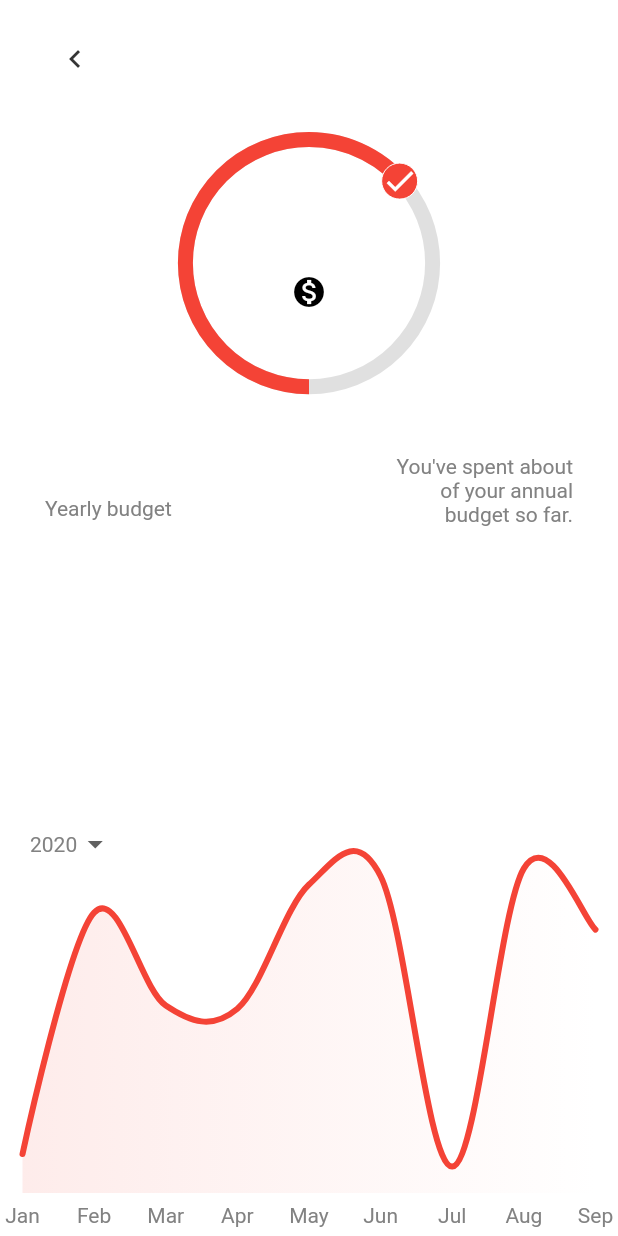
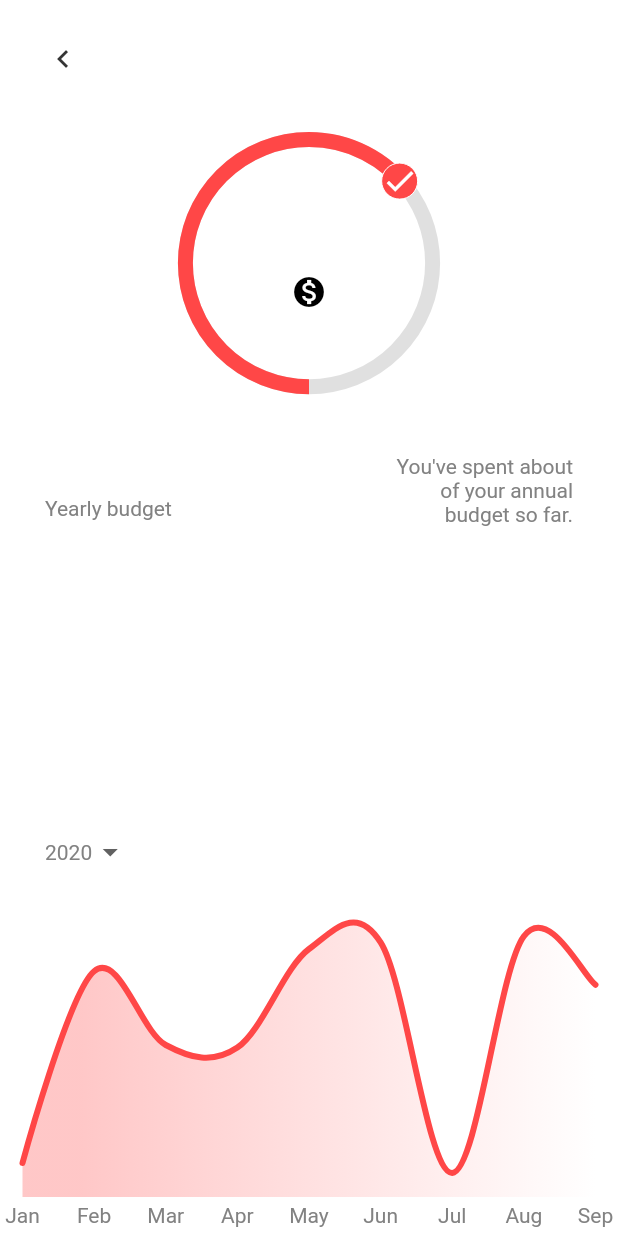
Before and after one commit to AndreyZhartun/flutter-insurance, a Flutter app: the Stats screen opened by its route, on a phone screen of 412 x 824 dp. Run offline on Flutter 3.47's test engine with Material 2 defaults, Android fonts, the phone set to English and light mode, and no system bars; drawn by our look-alikes of fl_chart.

```diff
--- a/lib/components/top_row.dart
+++ b/lib/components/top_row.dart
@@ -36,7 +36,7 @@ class TopRow extends StatelessWidget {
             Navigator.of(context).pop();
           },
           icon: Icon(Icons.chevron_left),
-          //padding: EdgeInsets.zero,
+          padding: EdgeInsets.zero,
           color: _color,
           alignment: _alignment,
         );
@@ -44,7 +44,7 @@ class TopRow extends StatelessWidget {
         return IconButton(
           onPressed: () {},
           icon: Icon(Icons.notifications_none),
-          //padding: EdgeInsets.zero,
+          padding: EdgeInsets.zero,
           color: _color,
           alignment: _alignment,
         );
@@ -52,7 +52,7 @@ class TopRow extends StatelessWidget {
         return IconButton(
           onPressed: () {},
           icon: Icon(Icons.drag_handle),
-          //padding: EdgeInsets.zero,
+          padding: EdgeInsets.zero,
           color: _color,
           alignment: _alignment,
         );
--- a/lib/stats.dart
+++ b/lib/stats.dart
@@ -102,6 +102,7 @@ class _CircularPI extends StatelessWidget {
   @override
   Widget build(BuildContext context) {
     TextTheme _textTheme = Theme.of(context).accentTextTheme;
+    Color _color = Theme.of(context).cardColor;
     double _size = MediaQuery.of(context).size.width / 2.5;
     double _horizontalPadding = MyTheme.horizontalPadding;
     double _value = 0.65;
@@ -129,19 +130,21 @@ class _CircularPI extends StatelessWidget {
                 transform: Matrix4.rotationY(math.pi)..rotateX(math.pi),
                 child: CircularProgressIndicator(
                   value: _value,
-                  valueColor: new AlwaysStoppedAnimation<Color>(Colors.red),
+                  valueColor: new AlwaysStoppedAnimation<Color>(_color),
                   strokeWidth: 10,
                 ),
               ),
             ),
             Positioned(
               //не работает с другими value
+              //то, что это работает с данным value вообще магия
+              //TODO пофиксить
               left: _size / 2 +
                   math.sin(_value * 2 * math.pi - math.pi / 2) * (_size / 2),
               top: _size / 2 +
                   math.cos(_value * 2 * math.pi - math.pi / 2) * (_size / 2),
               child: Material(
-                color: Colors.red,
+                color: _color,
                 shape: CircleBorder(
                   side: BorderSide(
                     width: 0.0,
@@ -186,24 +189,46 @@ class _YearChart extends StatefulWidget {
 }
 
 class _YearChartState extends State<_YearChart> {
-  List<Color> gradientColors = [
-    //const Color(0xff23b6e6),
-    //const Color(0xff02d39a),
-    Colors.red,
-    //Color.fromRGBO(255, 71, 71, 1),
-    Colors.white,
-  ];
-  Color lineColor = Colors.red;
-
-  bool showAvg = false;
   String dropdownValue = '2020';
 
   @override
   Widget build(BuildContext context) {
-    return Stack(
+    double _horizontalPadding = MyTheme.horizontalPadding;
+    return Column(
       children: <Widget>[
+        Align(
+          alignment: Alignment.centerLeft,
+          child: Padding(
+            padding: EdgeInsets.only(left: _horizontalPadding),
+            child: DropdownButton<String>(
+              value: dropdownValue,
+              icon: Icon(Icons.arrow_drop_down),
+              onChanged: (String newValue) {
+                setState(() {
+                  dropdownValue = newValue;
+                });
+              },
+              underline: Container(),
+              items: <String>['2020', '2019', '2018']
+                  .map<DropdownMenuItem<String>>(
+                (String value) {
+                  return DropdownMenuItem<String>(
+                    value: value,
+                    child: Text(
+                      value,
+                      style:
+                          Theme.of(context).accentTextTheme.bodyText2.copyWith(
+                                color: Theme.of(context).accentColor,
+                              ),
+                    ),
+                  );
+                },
+              ).toList(),
+            ),
+          ),
+        ),
         AspectRatio(
-          aspectRatio: 13 / 9, //1.70,
+          aspectRatio: 16 / 9, //1.70,
           child: Container(
             color: Colors.white, //Color(0xff232d37)),
             child: Padding(
@@ -217,34 +242,6 @@ class _YearChartState extends State<_YearChart> {
                 mainData(),
               ),
             ),
-          ),
-        ),
-        Positioned(
-          left: 20,
-          child: DropdownButton<String>(
-            value: dropdownValue,
-            icon: Icon(Icons.arrow_drop_down),
-            onChanged: (String newValue) {
-              setState(() {
-                showAvg = !showAvg;
-                dropdownValue = newValue;
-              });
-            },
-            underline: Container(),
-            items:
-                <String>['2020', '2019', '2018'].map<DropdownMenuItem<String>>(
-              (String value) {
-                return DropdownMenuItem<String>(
-                  value: value,
-                  child: Text(
-                    value,
-                    style: Theme.of(context).accentTextTheme.bodyText2.copyWith(
-                          color: Theme.of(context).accentColor,
-                        ),
-                  ),
-                );
-              },
-            ).toList(),
           ),
         ),
       ],
@@ -323,7 +320,7 @@ class _YearChartState extends State<_YearChart> {
               FlSpot(i, r.nextDouble() * 10)
           ],
           isCurved: true,
-          colors: [lineColor], //gradientColors,
+          colors: [Theme.of(context).cardColor], //gradientColors,
           barWidth: 4,
           isStrokeCapRound: true,
           dotData: FlDotData(
@@ -331,10 +328,12 @@ class _YearChartState extends State<_YearChart> {
           ),
           belowBarData: BarAreaData(
             show: true,
-            cutOffY: 0.1,
-            applyCutOffY: true,
-            colors:
-                gradientColors.map((color) => color.withOpacity(0.1)).toList(),
+            //cutOffY: 0.1,
+            //applyCutOffY: true,
+            gradientFrom: Offset(0.1, 0.5),
+            colors: [Theme.of(context).cardColor, Colors.white]
+                .map((color) => color.withOpacity(0.3))
+                .toList(),
           ),
         ),
       ],
```
Also changed, not shown: lib/profile.dart (+60 -19 lines).
